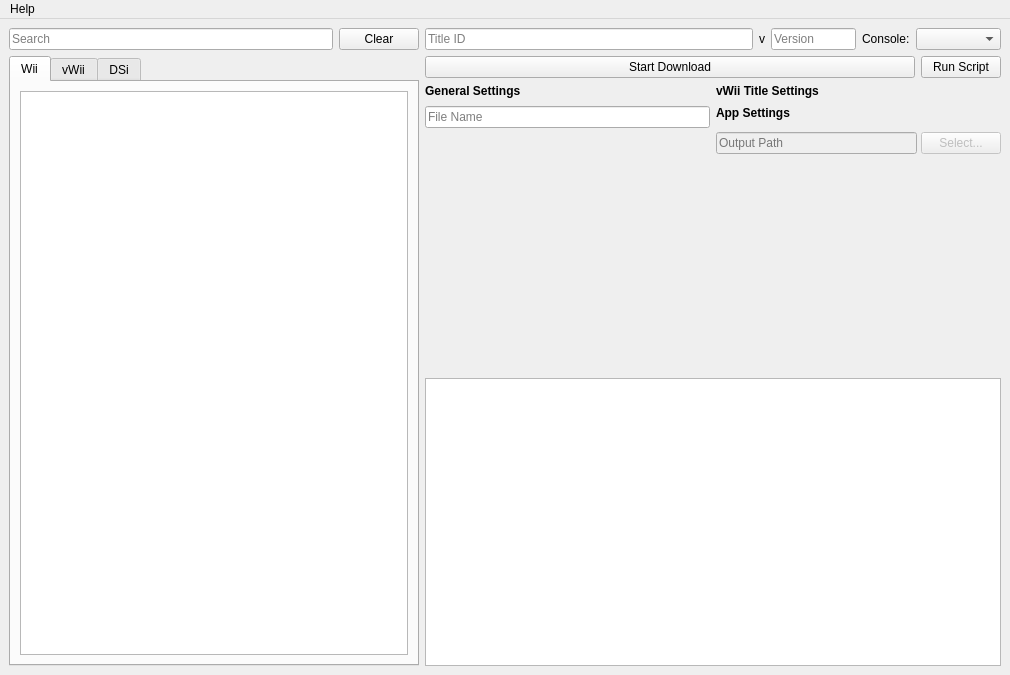
Before: the Qt Designer form qt/ui/MainMenu.ui in NinjaCheetah/NUSGet, drawn with Qt 5.
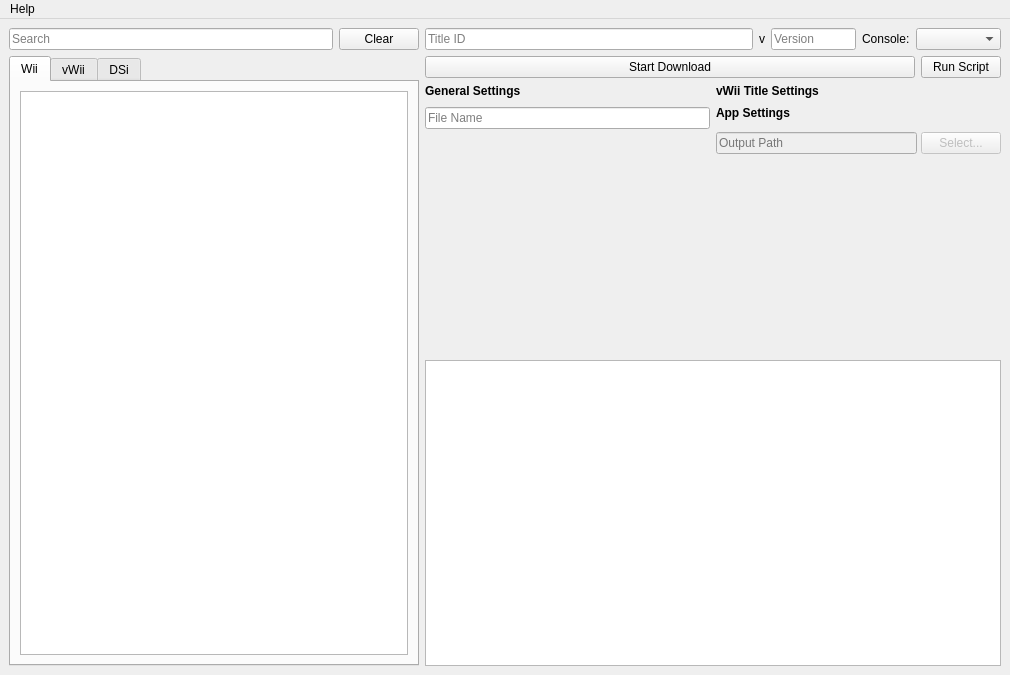
After: the same form once the commit is applied. Icons and pictures are not drawn. Custom widgets are drawn as their Qt base class.

Commit message: Improved UI spacing consistency between languages

```diff
--- a/qt/ui/MainMenu.ui
+++ b/qt/ui/MainMenu.ui
@@ -277,12 +277,12 @@
              <enum>Qt::Orientation::Vertical</enum>
             </property>
             <property name="sizeType">
-             <enum>QSizePolicy::Policy::Expanding</enum>
+             <enum>QSizePolicy::Policy::Preferred</enum>
             </property>
             <property name="sizeHint" stdset="0">
              <size>
               <width>20</width>
-              <height>40</height>
+              <height>200</height>
              </size>
             </property>
            </spacer>
@@ -293,12 +293,12 @@
              <enum>Qt::Orientation::Horizontal</enum>
             </property>
             <property name="sizeType">
-             <enum>QSizePolicy::Policy::MinimumExpanding</enum>
+             <enum>QSizePolicy::Policy::Fixed</enum>
             </property>
             <property name="sizeHint" stdset="0">
              <size>
-              <width>40</width>
-              <height>20</height>
+              <width>300</width>
+              <height>0</height>
              </size>
             </property>
            </spacer>
@@ -380,12 +380,12 @@
              <enum>Qt::Orientation::Vertical</enum>
             </property>
             <property name="sizeType">
-             <enum>QSizePolicy::Policy::Expanding</enum>
+             <enum>QSizePolicy::Policy::Preferred</enum>
             </property>
             <property name="sizeHint" stdset="0">
              <size>
               <width>20</width>
-              <height>100</height>
+              <height>200</height>
              </size>
             </property>
            </spacer>
@@ -396,12 +396,12 @@
              <enum>Qt::Orientation::Horizontal</enum>
             </property>
             <property name="sizeType">
-             <enum>QSizePolicy::Policy::MinimumExpanding</enum>
+             <enum>QSizePolicy::Policy::Fixed</enum>
             </property>
             <property name="sizeHint" stdset="0">
              <size>
-              <width>40</width>
-              <height>20</height>
+              <width>300</width>
+              <height>0</height>
              </size>
             </property>
            </spacer>
```
Left out of the diff: 9 changed lines with no effect on the pictures. The commit also changes 2 other files.
